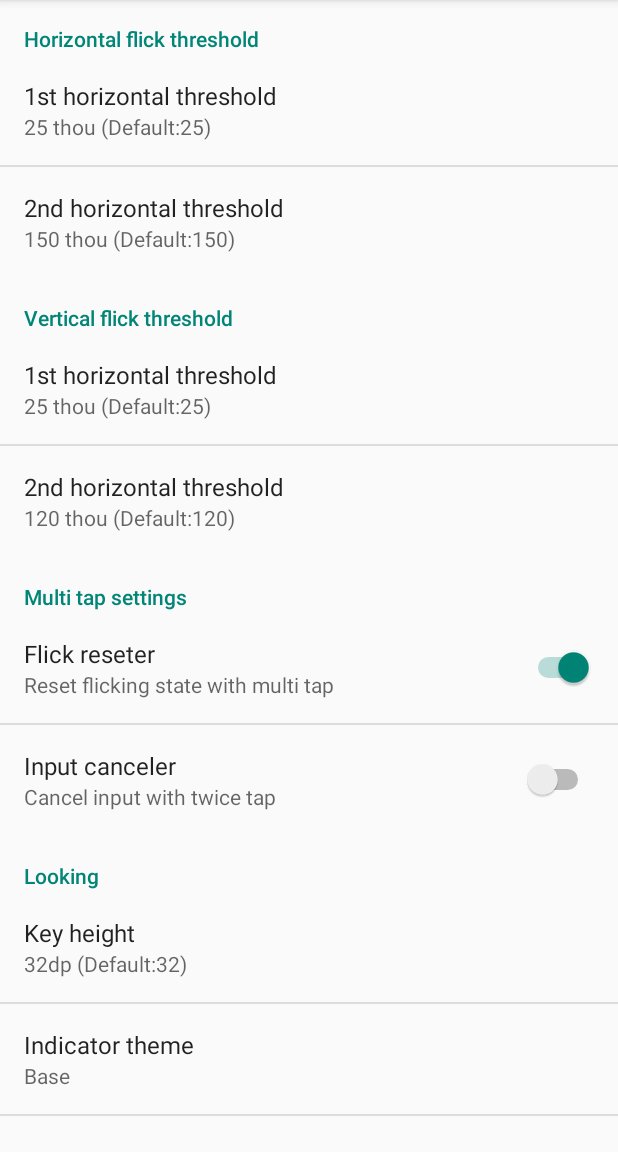
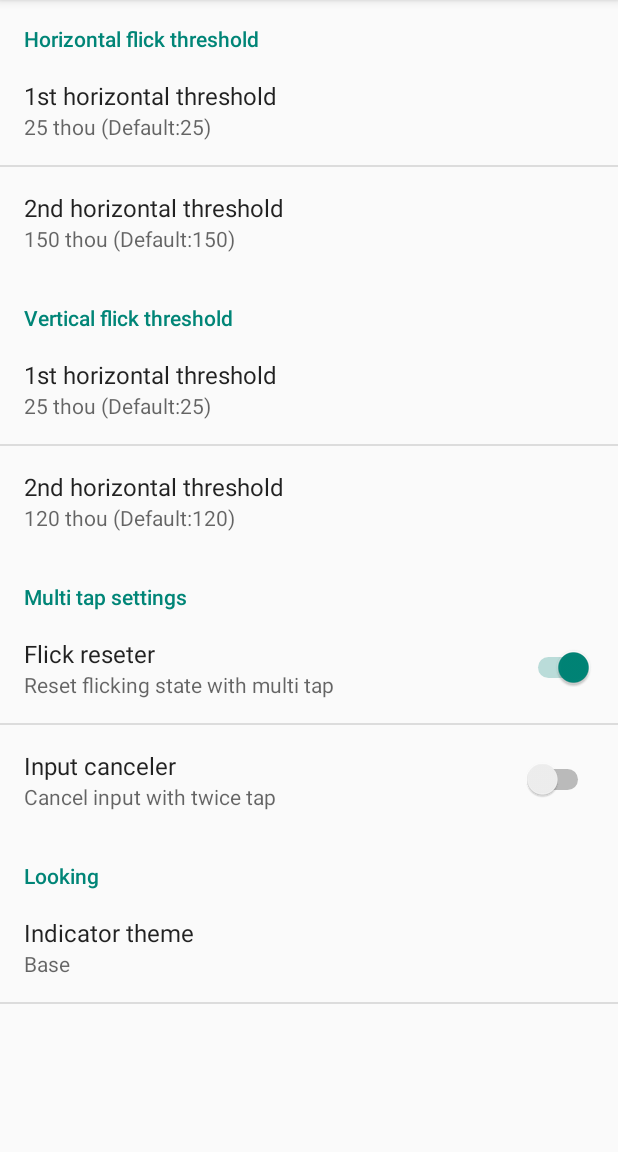
Before and after one commit to rkbk60/QuickFlick, an Android app: the screen it shows after launch (SettingsActivity), on a phone screen of 412 x 824 dp, the part 84-1236 px from its top. Run offline under Robolectric (Android 15) with nearby library versions, the phone set to English and light mode, and no system bars.

Commit message:
change: disable key height setting

```diff
--- a/app/src/main/java/com/rkbk60/quickflick/SettingsActivity.kt
+++ b/app/src/main/java/com/rkbk60/quickflick/SettingsActivity.kt
@@ -3,7 +3,9 @@ package com.rkbk60.quickflick
 import android.content.Context
 import android.content.SharedPreferences
 import android.os.Bundle
+import android.preference.EditTextPreference
 import android.preference.PreferenceFragment
+import android.preference.PreferenceManager
 import android.support.v7.app.AppCompatActivity
 import android.widget.Toast
 
@@ -177,9 +179,11 @@ class SettingsActivity: AppCompatActivity() {
 
         private fun updateKeysHeightSummary(sharedPreferences: SharedPreferences? = null) {
             val preference = sharedPreferences ?: preferenceScreen.sharedPreferences
-            val default = keysHeight.default
-            val newValue = preference.getString(keysHeight.keyName, default.toString())
-            findPreference(keysHeight.keyName).summary = "${newValue}dp (Default:$default)"
+            if (preference.contains(keysHeight.keyName)) {
+                val default = keysHeight.default
+                val newValue = preference.getString(keysHeight.keyName, default.toString())
+                findPreference(keysHeight.keyName).summary = "${newValue}dp (Default:$default)"
+            }
         }
 
         private fun updateThemeSummary(sharedPreferences: SharedPreferences? = null) {
--- a/app/src/main/res/xml/preferences.xml
+++ b/app/src/main/res/xml/preferences.xml
@@ -50,13 +50,13 @@
     </PreferenceCategory>
 
     <PreferenceCategory android:title="@string/preferences_category_looking">
-        <EditTextPreference
-            android:defaultValue="@integer/preferences_keys_height_default"
-            android:key="@string/preferences_keys_height"
-            android:numeric="integer"
-            android:selectAllOnFocus="true"
-            android:singleLine="true"
-            android:title="@string/preferences_title_keys_height" />
+        <!--<EditTextPreference-->
+            <!--android:defaultValue="@integer/preferences_keys_height_default"-->
+            <!--android:key="@string/preferences_keys_height"-->
+            <!--android:numeric="integer"-->
+            <!--android:selectAllOnFocus="true"-->
+            <!--android:singleLine="true"-->
+            <!--android:title="@string/preferences_title_keys_height" />-->
         <ListPreference
             android:defaultValue="@string/theme_base"
             android:key="@string/preferences_theme_indicator"
```
